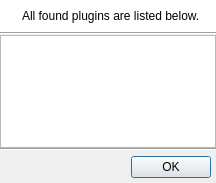
Qt form uman/src/plugins/QUPluginDialog.ui (UltraStar-Deluxe/UltraStar-Manager) before a commit.
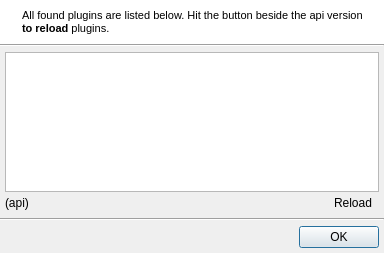
The same form after that commit. Icons and pictures are not drawn.

Commit message: - I forgot to commit all plugin files - sorry =) - Office2007-like ribbon bar tried but not used yet (src/ribbon) - Plugin Dialog finished

The edit to the form file:
```diff
--- a/uman/src/plugins/QUPluginDialog.ui
+++ b/uman/src/plugins/QUPluginDialog.ui
@@ -1,27 +1,31 @@
 <ui version="4.0" >
  <class>QUPluginDialog</class>
- <widget class="QDialog" name="QUPluginDialog" >
-  <property name="geometry" >
+ <widget class="QDialog" name="QUPluginDialog">
+  <property name="geometry">
    <rect>
     <x>0</x>
     <y>0</y>
-    <width>216</width>
-    <height>183</height>
+    <width>384</width>
+    <height>253</height>
    </rect>
   </property>
   <property name="windowTitle" >
    <string>Dialog</string>
   </property>
-  <layout class="QVBoxLayout" name="verticalLayout" >
-   <property name="spacing" >
+  <property name="windowIcon">
+   <iconset resource="../resources/uman.qrc">
+    <normaloff>:/control/plugin.png</normaloff>:/control/plugin.png</iconset>
+  </property>
+  <layout class="QVBoxLayout" name="verticalLayout_2">
+   <property name="spacing">
     <number>0</number>
    </property>
-   <property name="margin" >
+   <property name="margin">
     <number>0</number>
    </property>
    <item>
-    <widget class="QFrame" name="frame" >
-     <property name="palette" >
+    <widget class="QFrame" name="frame">
+     <property name="palette">
       <palette>
        <active>
         <colorrole role="Base" >
@@ -112,9 +116,13 @@
        </widget>
       </item>
       <item>
-       <widget class="QLabel" name="label" >
-        <property name="text" >
-         <string>All found plugins are listed below.</string>
+       <widget class="QLabel" name="label">
+        <property name="text">
+         <string>&lt;!DOCTYPE HTML PUBLIC &quot;-//W3C//DTD HTML 4.0//EN&quot; &quot;http://www.w3.org/TR/REC-html40/strict.dtd&quot;&gt;
+&lt;html&gt;&lt;head&gt;&lt;meta name=&quot;qrichtext&quot; content=&quot;1&quot; /&gt;&lt;style type=&quot;text/css&quot;&gt;
+p, li { white-space: pre-wrap; }
+&lt;/style&gt;&lt;/head&gt;&lt;body style=&quot; font-family:'MS Shell Dlg 2'; font-size:8.25pt; font-weight:400; font-style:normal;&quot;&gt;
+&lt;p style=&quot; margin-top:0px; margin-bottom:0px; margin-left:0px; margin-right:0px; -qt-block-indent:0; text-indent:0px;&quot;&gt;&lt;span style=&quot; font-size:8pt;&quot;&gt;All found plugins are listed below. Hit the button beside the api version &lt;/span&gt;&lt;span style=&quot; font-size:8pt; font-weight:600;&quot;&gt;to reload&lt;/span&gt;&lt;span style=&quot; font-size:8pt;&quot;&gt; plugins.&lt;/span&gt;&lt;/p&gt;&lt;/body&gt;&lt;/html&gt;</string>
         </property>
         <property name="alignment" >
          <set>Qt::AlignLeading|Qt::AlignLeft|Qt::AlignTop</set>
@@ -128,25 +136,82 @@
     </widget>
    </item>
    <item>
-    <widget class="Line" name="line" >
-     <property name="orientation" >
+    <widget class="Line" name="line">
+     <property name="orientation">
       <enum>Qt::Horizontal</enum>
      </property>
     </widget>
    </item>
    <item>
-    <widget class="QListWidget" name="pluginList" />
+    <layout class="QVBoxLayout" name="verticalLayout">
+     <property name="spacing">
+      <number>0</number>
+     </property>
+     <property name="margin">
+      <number>5</number>
+     </property>
+     <item>
+      <widget class="QTableWidget" name="pluginTable">
+       <property name="alternatingRowColors">
+        <bool>true</bool>
+       </property>
+       <property name="verticalScrollMode">
+        <enum>QAbstractItemView::ScrollPerPixel</enum>
+       </property>
+       <property name="horizontalScrollMode">
+        <enum>QAbstractItemView::ScrollPerPixel</enum>
+       </property>
+       <property name="gridStyle">
+        <enum>Qt::DashLine</enum>
+       </property>
+       <attribute name="verticalHeaderDefaultSectionSize">
+        <number>22</number>
+       </attribute>
+      </widget>
+     </item>
+     <item>
+      <layout class="QHBoxLayout" name="horizontalLayout_2">
+       <property name="spacing">
+        <number>5</number>
+       </property>
+       <item>
+        <widget class="QLabel" name="apiLbl">
+         <property name="text">
+          <string>(api)</string>
+         </property>
+        </widget>
+       </item>
+       <item>
+        <widget class="QToolButton" name="reloadBtn">
+         <property name="enabled">
+          <bool>true</bool>
+         </property>
+         <property name="text">
+          <string>Reload</string>
+         </property>
+         <property name="icon">
+          <iconset resource="../resources/uman.qrc">
+           <normaloff>:/control/refresh.png</normaloff>:/control/refresh.png</iconset>
+         </property>
+         <property name="autoRaise">
+          <bool>true</bool>
+         </property>
+        </widget>
+       </item>
+      </layout>
+     </item>
+    </layout>
    </item>
    <item>
-    <widget class="Line" name="line_2" >
-     <property name="orientation" >
+    <widget class="Line" name="line_2">
+     <property name="orientation">
       <enum>Qt::Horizontal</enum>
      </property>
     </widget>
    </item>
    <item>
-    <layout class="QHBoxLayout" name="horizontalLayout" >
-     <property name="spacing" >
+    <layout class="QHBoxLayout" name="horizontalLayout">
+     <property name="spacing">
       <number>5</number>
      </property>
      <property name="margin" >
```
Left out of the diff: 89 changed lines with no effect on the pictures. The commit also changes 25 other files.
